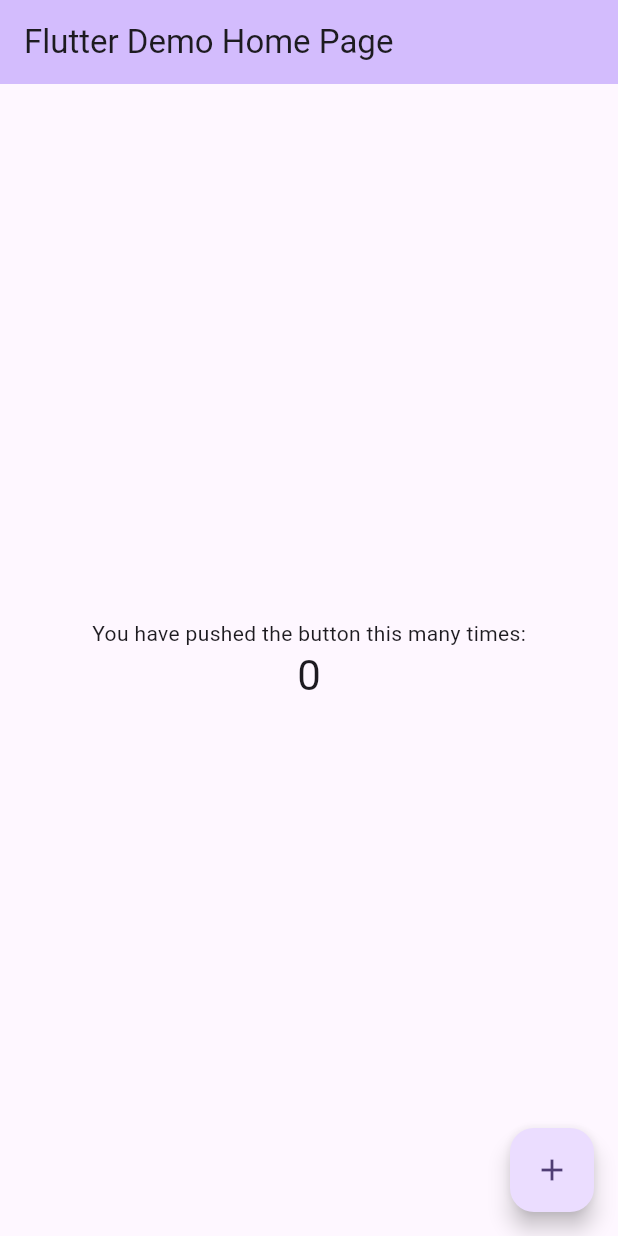
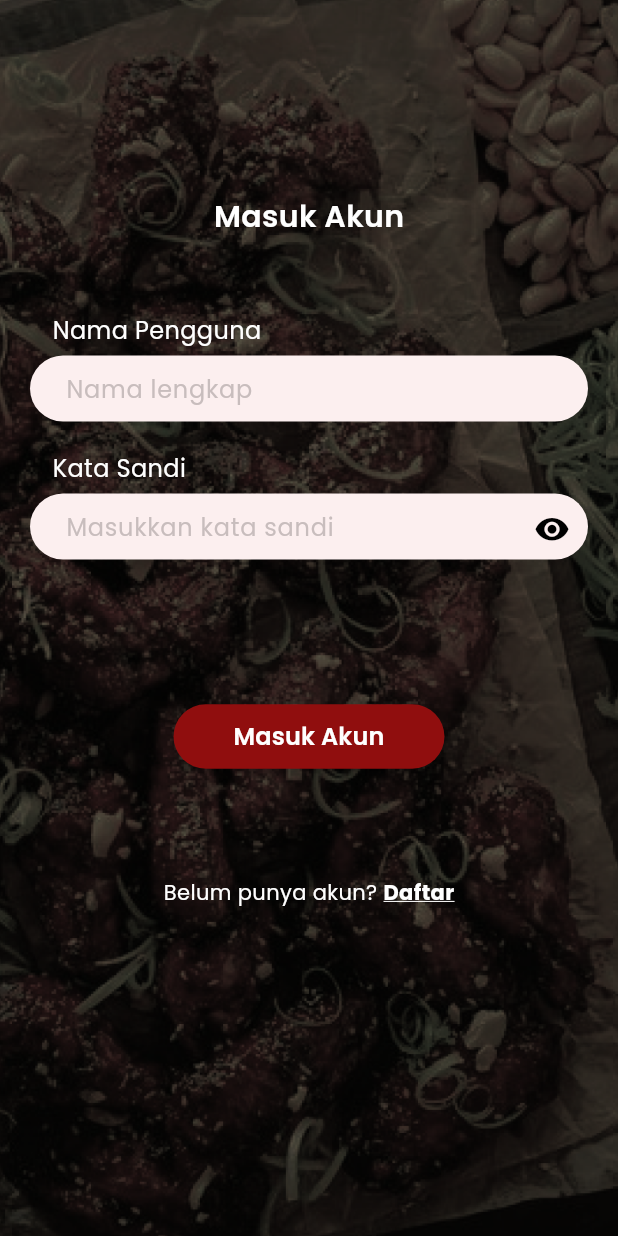
Before and after one commit to Neuxtron/food_project, a Flutter app: the screen it shows after launch, on a phone screen of 412 x 824 dp. Run offline on Flutter 3.47's test engine with Material 2 defaults, Android fonts, the phone set to English and light mode, and no system bars.

Commit message:
slicing login & daftar

```diff
--- a/food_project_mobile/lib/main.dart
+++ b/food_project_mobile/lib/main.dart
@@ -1,125 +1,30 @@
 import 'package:flutter/material.dart';
+import 'package:food_project/utils/app_constants.dart';
+import 'package:food_project/views/auth_check.dart';
+import 'package:food_project/views/daftar/daftar_page.dart';
 
 void main() {
-  runApp(const MyApp());
+  runApp(const FoodProjectApp());
 }
 
-class MyApp extends StatelessWidget {
-  const MyApp({super.key});
+class FoodProjectApp extends StatelessWidget {
+  const FoodProjectApp({super.key});
 
-  // This widget is the root of your application.
   @override
   Widget build(BuildContext context) {
     return MaterialApp(
-      title: 'Flutter Demo',
+      debugShowCheckedModeBanner: false,
       theme: ThemeData(
-        // This is the theme of your application.
-        //
-        // TRY THIS: Try running your application with "flutter run". You'll see
-        // the application has a blue toolbar. Then, without quitting the app,
-        // try changing the seedColor in the colorScheme below to Colors.green
-        // and then invoke "hot reload" (save your changes or press the "hot
-        // reload" button in a Flutter-supported IDE, or press "r" if you used
-        // the command line to start the app).
-        //
-        // Notice that the counter didn't reset back to zero; the application
-        // state is not lost during the reload. To reset the state, use hot
-        // restart instead.
-        //
-        // This works for code too, not just values: Most code changes can be
-        // tested with just a hot reload.
-        colorScheme: ColorScheme.fromSeed(seedColor: Colors.deepPurple),
         useMaterial3: true,
+        fontFamily: "Poppins",
+        colorScheme: ColorScheme.fromSeed(seedColor: AppConstants.primary),
+        scaffoldBackgroundColor: AppConstants.background,
       ),
-      home: const MyHomePage(title: 'Flutter Demo Home Page'),
+      initialRoute: "/",
+      routes: {
+        "/": (context) => const AuthCheck(),
+        "/daftar": (context) => const DaftarPage(),
+      },
     );
   }
 }
-
-class MyHomePage extends StatefulWidget {
-  const MyHomePage({super.key, required this.title});
-
-  // This widget is the home page of your application. It is stateful, meaning
-  // that it has a State object (defined below) that contains fields that affect
-  // how it looks.
-
-  // This class is the configuration for the state. It holds the values (in this
-  // case the title) provided by the parent (in this case the App widget) and
-  // used by the build method of the State. Fields in a Widget subclass are
-  // always marked "final".
-
-  final String title;
-
-  @override
-  State<MyHomePage> createState() => _MyHomePageState();
-}
-
-class _MyHomePageState extends State<MyHomePage> {
-  int _counter = 0;
-
-  void _incrementCounter() {
-    setState(() {
-      // This call to setState tells the Flutter framework that something has
-      // changed in this State, which causes it to rerun the build method below
-      // so that the display can reflect the updated values. If we changed
-      // _counter without calling setState(), then the build method would not be
-      // called again, and so nothing would appear to happen.
-      _counter++;
-    });
-  }
-
-  @override
-  Widget build(BuildContext context) {
-    // This method is rerun every time setState is called, for instance as done
-    // by the _incrementCounter method above.
-    //
-    // The Flutter framework has been optimized to make rerunning build methods
-    // fast, so that you can just rebuild anything that needs updating rather
-    // than having to individually change instances of widgets.
-    return Scaffold(
-      appBar: AppBar(
-        // TRY THIS: Try changing the color here to a specific color (to
-        // Colors.amber, perhaps?) and trigger a hot reload to see the AppBar
-        // change color while the other colors stay the same.
-        backgroundColor: Theme.of(context).colorScheme.inversePrimary,
-        // Here we take the value from the MyHomePage object that was created by
-        // the App.build method, and use it to set our appbar title.
-        title: Text(widget.title),
-      ),
-      body: Center(
-        // Center is a layout widget. It takes a single child and positions it
-        // in the middle of the parent.
-        child: Column(
-          // Column is also a layout widget. It takes a list of children and
-          // arranges them vertically. By default, it sizes itself to fit its
-          // children horizontally, and tries to be as tall as its parent.
-          //
-          // Column has various properties to control how it sizes itself and
-          // how it positions its children. Here we use mainAxisAlignment to
-          // center the children vertically; the main axis here is the vertical
-          // axis because Columns are vertical (the cross axis would be
-          // horizontal).
-          //
-          // TRY THIS: Invoke "debug painting" (choose the "Toggle Debug Paint"
-          // action in the IDE, or press "p" in the console), to see the
-          // wireframe for each widget.
-          mainAxisAlignment: MainAxisAlignment.center,
-          children: <Widget>[
-            const Text(
-              'You have pushed the button this many times:',
-            ),
-            Text(
-              '$_counter',
-              style: Theme.of(context).textTheme.headlineMedium,
-            ),
-          ],
-        ),
-      ),
-      floatingActionButton: FloatingActionButton(
-        onPressed: _incrementCounter,
-        tooltip: 'Increment',
-        child: const Icon(Icons.add),
-      ), // This trailing comma makes auto-formatting nicer for build methods.
-    );
-  }
-}
--- /dev/null
+++ b/food_project_mobile/lib/utils/app_constants.dart
@@ -0,0 +1,7 @@
+import 'package:flutter/material.dart';
+
+class AppConstants {
+  static const primary = Color(0xFF900E0E);
+  static const secondary = Color(0xFF906B0E);
+  static const background = Colors.white;
+}
--- /dev/null
+++ b/food_project_mobile/lib/views/auth_check.dart
@@ -0,0 +1,12 @@
+import 'package:flutter/material.dart';
+import 'package:food_project/views/login/login_page.dart';
+
+class AuthCheck extends StatelessWidget {
+  const AuthCheck({super.key});
+
+  @override
+  Widget build(BuildContext context) {
+    // TODO: check auth
+    return const LoginPage();
+  }
+}
--- /dev/null
+++ b/food_project_mobile/lib/views/layouts/auth_layout.dart
@@ -0,0 +1,28 @@
+import 'package:flutter/material.dart';
+
+class AuthLayout extends StatelessWidget {
+  final List<Widget> children;
+  const AuthLayout({super.key, required this.children});
+
+  @override
+  Widget build(BuildContext context) {
+    return Stack(
+      children: [
+        Image.asset(
+          "assets/images/bg_auth.png",
+          fit: BoxFit.cover,
+          width: double.infinity,
+          height: double.infinity,
+        ),
+        SingleChildScrollView(
+          child: Padding(
+            padding: const EdgeInsets.symmetric(horizontal: 20),
+            child: Column(
+              children: children,
+            ),
+          ),
+        )
+      ],
+    );
+  }
+}
--- /dev/null
+++ b/food_project_mobile/lib/views/login/login_page.dart
@@ -0,0 +1,97 @@
+import 'package:flutter/material.dart';
+import 'package:food_project/views/widgets/auth_input.dart';
+import 'package:food_project/views/layouts/auth_layout.dart';
+import 'package:food_project/views/widgets/cu_button.dart';
+
+class LoginPage extends StatefulWidget {
+  const LoginPage({super.key});
+
+  @override
+  State<LoginPage> createState() => _LoginPageState();
+}
+
+class _LoginPageState extends State<LoginPage> {
+  final _namaController = TextEditingController();
+  final _passwordController = TextEditingController();
+
+  void submitLogin() {}
+
+  @override
+  void dispose() {
+    super.dispose();
+    _namaController.dispose();
+    _passwordController.dispose();
+  }
+
+  @override
+  Widget build(BuildContext context) {
+    return Scaffold(
+      extendBodyBehindAppBar: true,
+      appBar: AppBar(
+        backgroundColor: Colors.black.withOpacity(.01),
+        elevation: 0,
+      ),
+      body: AuthLayout(
+        children: [
+          const Padding(
+            padding: EdgeInsets.only(top: 130, bottom: 50),
+            child: Text(
+              "Masuk Akun",
+              style: TextStyle(
+                fontWeight: FontWeight.w600,
+                fontSize: 20,
+                color: Colors.white,
+              ),
+            ),
+          ),
+          AuthInput(
+            label: "Nama Pengguna",
+            hintText: "Nama lengkap",
+            controller: _namaController,
+            keyboardType: TextInputType.name,
+          ),
+          AuthInput(
+            label: "Kata Sandi",
+            hintText: "Masukkan kata sandi",
+            controller: _passwordController,
+            isPassword: true,
+          ),
+          CuButton(
+            onPressed: submitLogin,
+            margin: const EdgeInsets.symmetric(vertical: 70),
+            child: const Text(
+              "Masuk Akun",
+              style: TextStyle(
+                color: Colors.white,
+                fontWeight: FontWeight.w600,
+                fontSize: 16,
+              ),
+            ),
+          ),
+          Row(
+            mainAxisAlignment: MainAxisAlignment.center,
+            children: [
+              const Text(
+                "Belum punya akun? ",
+                style: TextStyle(color: Colors.white),
+              ),
+              InkWell(
+                onTap: () => Navigator.pushNamed(context, "/daftar"),
+                child: const Text(
+                  "Daftar",
+                  style: TextStyle(
+                    color: Colors.white,
+                    decoration: TextDecoration.underline,
+                    decorationColor: Colors.white,
+                    fontWeight: FontWeight.bold,
+                  ),
+                ),
+              ),
+            ],
+          ),
+          const SizedBox(height: 20),
+        ],
+      ),
+    );
+  }
+}
--- /dev/null
+++ b/food_project_mobile/lib/views/widgets/auth_input.dart
@@ -0,0 +1,102 @@
+import 'package:flutter/material.dart';
+
+class AuthInput extends StatefulWidget {
+  final String label;
+  final String hintText;
+  final bool isPassword;
+  final bool multiline;
+  final TextEditingController controller;
+  final TextInputType keyboardType;
+
+  const AuthInput({
+    super.key,
+    required this.label,
+    required this.hintText,
+    required this.controller,
+    this.isPassword = false,
+    this.multiline = false,
+    this.keyboardType = TextInputType.text,
+  });
+
+  @override
+  State<AuthInput> createState() => _AuthInputState();
+}
+
+class _AuthInputState extends State<AuthInput> {
+  bool _showPassword = false;
+
+  @override
+  Widget build(BuildContext context) {
+    return Column(
+      crossAxisAlignment: CrossAxisAlignment.start,
+      children: [
+        Padding(
+          padding: const EdgeInsets.only(left: 15),
+          child: Text(
+            widget.label,
+            style: const TextStyle(color: Colors.white, fontSize: 16),
+          ),
+        ),
+        Padding(
+          padding: const EdgeInsets.only(bottom: 20, top: 5),
+          child: Stack(
+            children: [
+              TextField(
+                controller: widget.controller,
+                keyboardType: widget.multiline
+                    ? TextInputType.multiline
+                    : widget.keyboardType,
+                obscureText: widget.isPassword && !_showPassword,
+                minLines: widget.multiline ? 3 : 1,
+                maxLines: widget.multiline ? null : 1,
+                decoration: InputDecoration(
+                  hintText: widget.hintText,
+                  filled: true,
+                  isCollapsed: true,
+                  hintStyle: const TextStyle(color: Color(0xFFC8BDBD)),
+                  contentPadding: const EdgeInsets.symmetric(
+                    vertical: 10,
+                    horizontal: 20,
+                  ),
+                  fillColor: const Color(0xFFFCEFEF),
+                  enabledBorder:
+                      widget.multiline ? buildMultilineBorder() : buildBorder(),
+                  focusedBorder:
+                      widget.multiline ? buildMultilineBorder() : buildBorder(),
+                ),
+              ),
+              widget.isPassword
+                  ? Align(
+                      alignment: Alignment.centerRight,
+                      child: IconButton(
+                        onPressed: () {
+                          setState(() => _showPassword = !_showPassword);
+                        },
+                        color: Colors.black,
+                        icon: _showPassword
+                            ? const Icon(Icons.visibility_off_rounded)
+                            : const Icon(Icons.visibility_rounded),
+                      ),
+                    )
+                  : const SizedBox(),
+            ],
+          ),
+        ),
+      ],
+    );
+  }
+
+  InputBorder buildBorder() {
+    return OutlineInputBorder(
+      borderRadius: BorderRadius.circular(999),
+      borderSide: BorderSide.none,
+    );
+  }
+
+  InputBorder buildMultilineBorder() {
+    return OutlineInputBorder(
+      borderRadius: BorderRadius.circular(10),
+      borderSide: BorderSide.none,
+    );
+  }
+}
--- /dev/null
+++ b/food_project_mobile/lib/views/widgets/cu_button.dart
@@ -0,0 +1,40 @@
+import 'package:flutter/material.dart';
+import 'package:food_project/utils/app_constants.dart';
+
+class CuButton extends StatelessWidget {
+  final Widget child;
+  final Function() onPressed;
+  final Color color;
+  final double radius;
+  final EdgeInsetsGeometry margin;
+  final EdgeInsetsGeometry padding;
+
+  const CuButton({
+    super.key,
+    required this.child,
+    required this.onPressed,
+    this.color = AppConstants.primary,
+    this.radius = 999,
+    this.margin = EdgeInsets.zero,
+    this.padding = const EdgeInsets.symmetric(
+      vertical: 10,
+      horizontal: 40,
+    ),
+  });
+
+  @override
+  Widget build(BuildContext context) {
+    return Padding(
+      padding: margin,
+      child: MaterialButton(
+        onPressed: onPressed,
+        color: color,
+        shape: RoundedRectangleBorder(
+          borderRadius: BorderRadius.circular(radius),
+        ),
+        padding: padding,
+        child: child,
+      ),
+    );
+  }
+}
```
Also changed, not shown: food_project_mobile/lib/views/daftar/daftar_page.dart (added, +112 -0 lines), food_project_mobile/pubspec.yaml (+10 -13 lines), food_project_mobile/assets/images/bg_auth.png (added), 1 other file.
